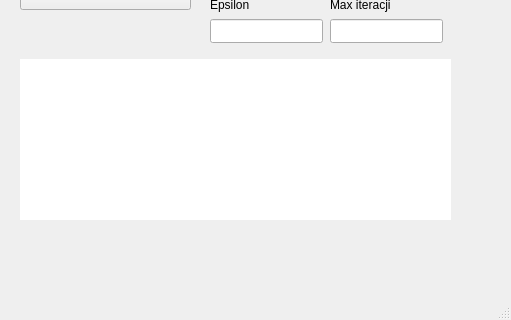
First picture: the form in mainwindow.ui, repository Fejbien/Newton, before the edit; both pictures show x 0 to 511 and y 141 to 461 of the 511 by 461 pixel window.
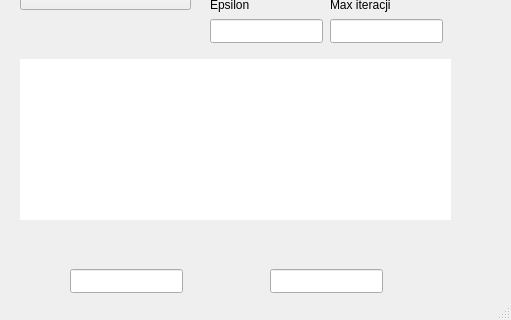
Second picture: the form after the edit.

The edit to the form file:
```diff
--- a/mainwindow.ui
+++ b/mainwindow.ui
@@ -176,6 +176,26 @@
      <string>Max iteracji</string>
     </property>
    </widget>
+   <widget class="QLineEdit" name="initialGuessLowerInput">
+    <property name="geometry">
+     <rect>
+      <x>70</x>
+      <y>410</y>
+      <width>113</width>
+      <height>24</height>
+     </rect>
+    </property>
+   </widget>
+   <widget class="QLineEdit" name="initialGuessUpperInput">
+    <property name="geometry">
+     <rect>
+      <x>270</x>
+      <y>410</y>
+      <width>113</width>
+      <height>24</height>
+     </rect>
+    </property>
+   </widget>
   </widget>
   <widget class="QStatusBar" name="statusbar"/>
  </widget>
```
